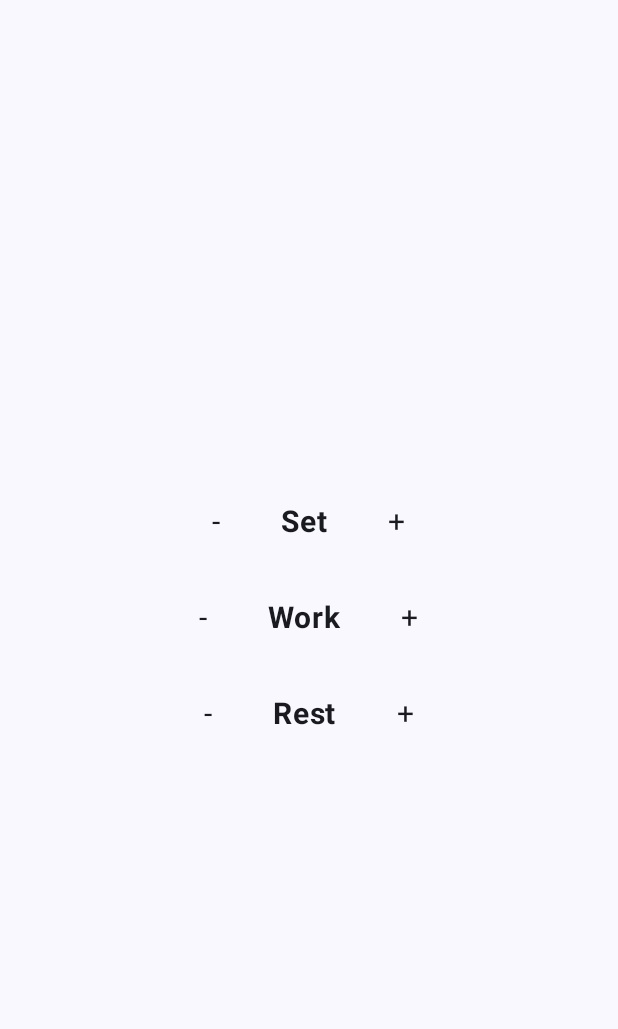
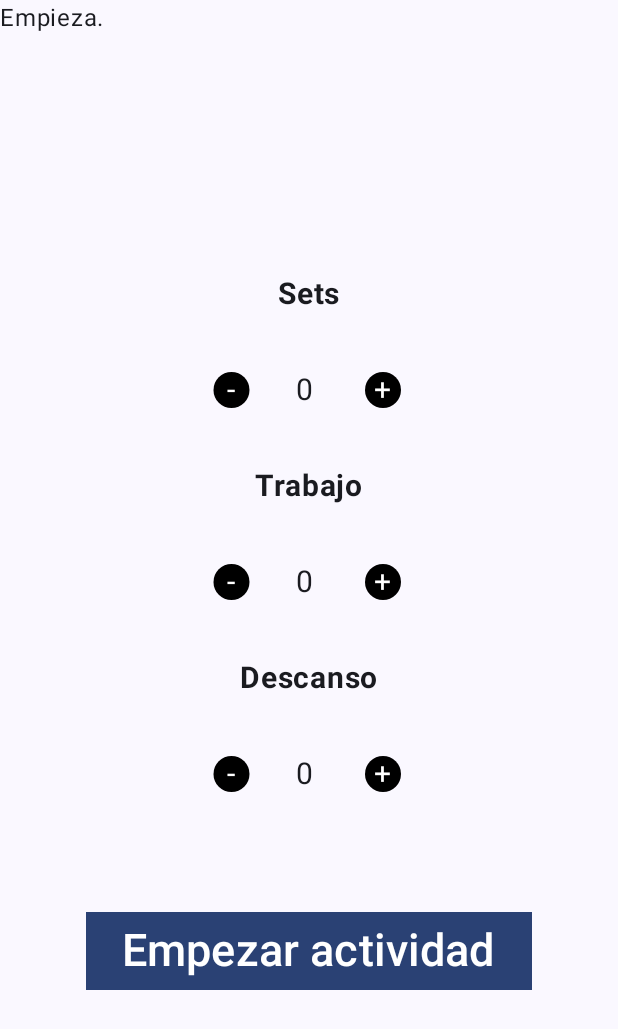
Before and after one commit to iballa003/mytabata, an Android app built with Jetpack Compose: the screen it shows after launch (MainActivity), on a phone screen of 412 x 824 dp. Before the commit the part shown is almost empty. Shown: the top 1029 px of the screen. Run offline under Robolectric (Android 15) with nearby library versions, the phone set to English and light mode, and no system bars.

Commit message:
Añadido el botón rectangular empezar actividad.

```diff
--- a/app/src/main/java/org/iesharia/mytabata/MainActivity.kt
+++ b/app/src/main/java/org/iesharia/mytabata/MainActivity.kt
@@ -1,15 +1,20 @@
 package org.iesharia.mytabata
 
+import android.R
+import android.R.color.black
 import android.os.Bundle
 import android.os.CountDownTimer
 import androidx.activity.ComponentActivity
 import androidx.activity.compose.setContent
 import androidx.activity.enableEdgeToEdge
+import androidx.compose.foundation.clickable
 import androidx.compose.foundation.layout.Arrangement
 import androidx.compose.foundation.layout.Column
 import androidx.compose.foundation.layout.Row
+import androidx.compose.foundation.layout.Spacer
 import androidx.compose.foundation.layout.fillMaxSize
 import androidx.compose.foundation.layout.padding
+import androidx.compose.foundation.layout.size
 import androidx.compose.material3.Button
 import androidx.compose.material3.Scaffold
 import androidx.compose.material3.Text
@@ -20,6 +25,9 @@ import androidx.compose.runtime.remember
 import androidx.compose.runtime.setValue
 import androidx.compose.ui.Alignment
 import androidx.compose.ui.Modifier
+import androidx.compose.ui.draw.drawBehind
+import androidx.compose.ui.graphics.Color
+import androidx.compose.ui.graphics.RectangleShape
 import androidx.compose.ui.text.font.FontWeight
 import androidx.compose.ui.tooling.preview.Preview
 import androidx.compose.ui.unit.dp
@@ -44,9 +52,11 @@ class MainActivity : ComponentActivity() {
 
 @Composable
 fun Counter(modifier: Modifier = Modifier) {
-    var setValue = 0
-    var theCounter by remember { mutableStateOf(0L) }
-    var miConterDown by remember{ mutableStateOf(CounterDown(99, {newvalue -> theCounter = newvalue}))}
+    var setsValue by remember { mutableStateOf(0) }
+    var workValue by remember { mutableStateOf(0) }
+    var restValue by remember { mutableStateOf(0) }
+//    var theCounter by remember { mutableStateOf(0L) }
+//    var miConterDown by remember{ mutableStateOf(CounterDown(99, {newvalue -> theCounter = newvalue}))}
 
 //    Column {
 //        Text(
@@ -61,65 +71,145 @@ fun Counter(modifier: Modifier = Modifier) {
 //            )
 //        }
 //    }
+    Text(text = "Empieza.")
     Column(
         modifier = Modifier.fillMaxSize(),
         verticalArrangement = Arrangement.Center,
         horizontalAlignment = Alignment.CenterHorizontally
     ) {
+        Text(
+            text = "Sets",
+            modifier = Modifier.padding(20.dp),
+            fontWeight = FontWeight.Bold,
+            fontSize = 20.sp
+        )
         Row(){
             Text(
                 text = "-",
+                modifier = Modifier.padding(20.dp)
+                    .clickable(onClick = {
+                        if (setsValue > 0)
+                            setsValue--
+                    })
+                    .drawBehind {
+                        drawCircle(
+                            color = Color.Black,
+                            radius = this.size.maxDimension / 2.0f
+                        )
+                    },
+                color = Color.White,
+                fontSize = 20.sp
+            )
+            Text(
+                text = setsValue.toString(),
                 modifier = Modifier.padding(20.dp),
                 fontSize = 20.sp
             )
             Text(
-                text = "Set",
+                text = "+",
+                modifier = Modifier.padding(20.dp)
+                    .clickable(onClick = {setsValue++})
+                    .drawBehind {
+                        drawCircle(
+                            color = Color.Black,
+                            radius = this.size.maxDimension / 2.0f
+                        )
+                    },
+                color = Color.White,
+                fontSize = 20.sp,
+
+            )
+        }
+        Text(
+            text = "Trabajo",
             modifier = Modifier.padding(20.dp),
             fontWeight = FontWeight.Bold,
             fontSize = 20.sp
         )
+        Row(){
+
             Text(
-                text = "+",
-                modifier = Modifier.padding(20.dp),
+                text = "-",
+                modifier = Modifier.padding(20.dp)
+                    .clickable(onClick = {
+                        if (workValue > 0)
+                            workValue--
+                    })
+                    .drawBehind {
+                        drawCircle(
+                            color = Color.Black,
+                            radius = this.size.maxDimension / 2.0f
+                        )
+                    },
+                color = Color.White,
                 fontSize = 20.sp
             )
-        }
-
-        Row(){
             Text(
-                text = "-",
+                text = workValue.toString(),
                 modifier = Modifier.padding(20.dp),
                 fontSize = 20.sp
             )
             Text(
-                text = "Work",
+                text = "+",
+                modifier = Modifier.padding(20.dp)
+                    .clickable(onClick = {workValue++})
+                    .drawBehind {
+                        drawCircle(
+                            color = Color.Black,
+                            radius = this.size.maxDimension / 2.0f
+                        )
+                    },
+                color = Color.White,
+                fontSize = 20.sp
+            )
+        }
+        Text(
+            text = "Descanso",
             modifier = Modifier.padding(20.dp),
             fontWeight = FontWeight.Bold,
             fontSize = 20.sp
         )
-            Text(
-                text = "+",
-                modifier = Modifier.padding(20.dp),
-                fontSize = 20.sp
-            )
-        }
         Row(){
             Text(
                 text = "-",
+                modifier = Modifier.padding(20.dp)
+                    .clickable(onClick = {
+                        if (restValue > 0)
+                            restValue--
+                    })
+                    .drawBehind {
+                        drawCircle(
+                            color = Color.Black,
+                            radius = this.size.maxDimension / 2.0f
+                        )
+                    },
+                color = Color.White,
+                fontSize = 20.sp
+            )
+            Text(
+                text = restValue.toString(),
                 modifier = Modifier.padding(20.dp),
                 fontSize = 20.sp
             )
             Text(
-                text = "Rest",
-                modifier = Modifier.padding(20.dp),
-                fontWeight = FontWeight.Bold,
+                text = "+",
+                modifier = Modifier.padding(20.dp)
+                    .clickable(onClick = {restValue++})
+                    .drawBehind {
+                        drawCircle(
+                            color = Color.Black,
+                            radius = this.size.maxDimension / 2.0f
+                        )
+                    },
+                color = Color.White,
                 fontSize = 20.sp
             )
-            Text(
-                text = "+",
-                modifier = Modifier.padding(20.dp),
-                fontSize = 20.sp
-            )
+        }
+        Spacer(modifier = Modifier.size(60.dp))
+        Button(onClick = {}, shape = RectangleShape) {
+            Text(text = "Empezar actividad",
+                fontSize = 30.sp)
+            modifier.padding(20.dp)
         }
     }
 }
```
Lines whose indentation alone changed are shown as unchanged.
